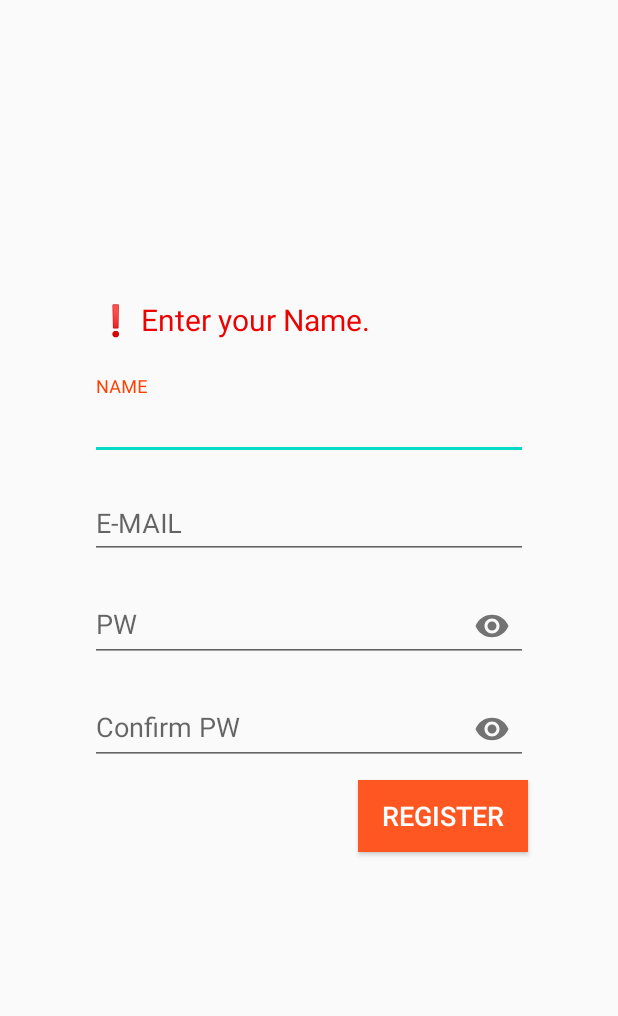
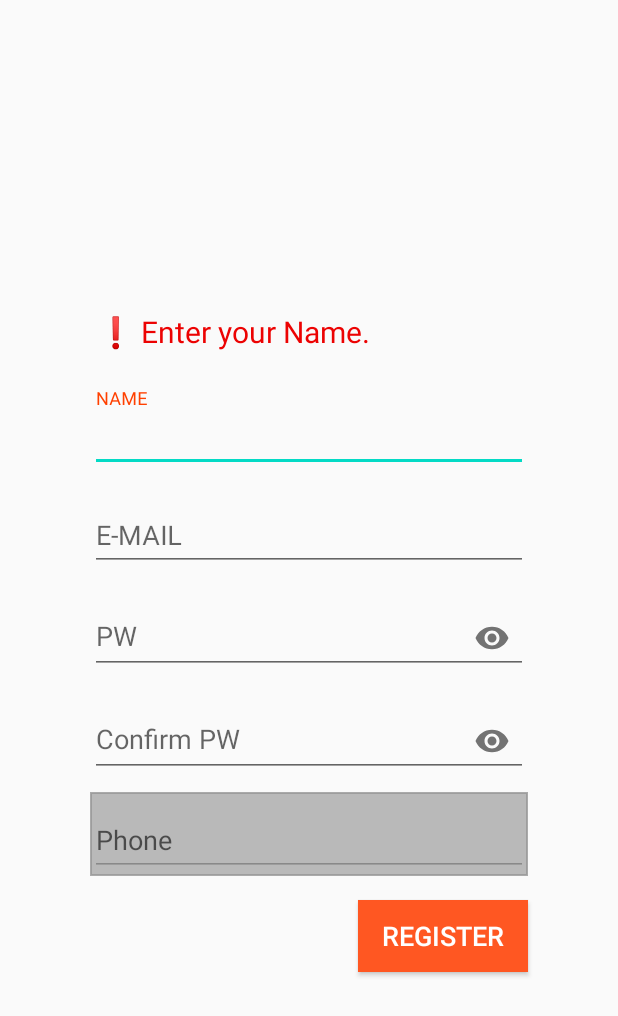
Before and after one commit to bapplusplus/bapplusplus, an Android app: the TestSignupActivity screen opened directly, with no data from a screen before it, after a tap on "REGISTER", on a phone screen of 412 x 824 dp. Shown: the top 1016 px of the screen. Run offline under Robolectric (Android 15) with nearby library versions, the phone set to English and light mode, and no system bars; our stand-ins replace Firebase (no records; nobody signed in at launch, a user with empty details on screens opened directly).

Commit message:
kmslab 201129 Login / Register minor update

```diff
--- a/app/src/main/java/com/example/bapplusplus/TestLoginActivity.kt
+++ b/app/src/main/java/com/example/bapplusplus/TestLoginActivity.kt
@@ -72,6 +72,8 @@
             tl_btn_login.text = ""
             tl_btn_login.isEnabled = false
             tl_btn_reg.isEnabled = false
+            tl_cb_remember.visibility = View.GONE
+            tl_btn_forgotpw.visibility = View.GONE
         }
 
         tl_container.setOnClickListener {
--- a/app/src/main/java/com/example/bapplusplus/TestSignupActivity.kt
+++ b/app/src/main/java/com/example/bapplusplus/TestSignupActivity.kt
@@ -32,6 +32,8 @@
     override fun onCreate(savedInstanceState: Bundle?) {
         super.onCreate(savedInstanceState)
         setContentView(R.layout.activity_test_signup)
+        tsu2_til_phone.isEnabled = false
+        tsu2_til_phone_edt.isEnabled = false
 
         var fbauth = FirebaseAuth.getInstance()
         var fbdb = FirebaseFirestore.getInstance()
--- /dev/null
+++ b/app/src/main/res/drawable/back_gray_rect_2.xml
@@ -0,0 +1,13 @@
+<?xml version="1.0" encoding="utf-8"?>
+<shape xmlns:android="http://schemas.android.com/apk/res/android" android:shape="rectangle" >
+    <corners
+        android:radius="0dp"
+        />
+    <solid
+        android:color="#A8989898"
+        />
+    <stroke
+        android:width="1dp"
+        android:color="#CD979797"
+        />
+</shape>
--- a/app/src/main/res/layout/activity_test_signup.xml
+++ b/app/src/main/res/layout/activity_test_signup.xml
@@ -1,4 +1,5 @@
 <?xml version="1.0" encoding="utf-8"?>
+
 <androidx.constraintlayout.widget.ConstraintLayout xmlns:android="http://schemas.android.com/apk/res/android"
     xmlns:app="http://schemas.android.com/apk/res-auto"
     xmlns:tools="http://schemas.android.com/tools"
@@ -6,6 +7,8 @@
     android:layout_width="match_parent"
     android:layout_height="match_parent"
     tools:context=".TestSignupActivity">
+
+
 
     <TextView
         android:id="@+id/tsu_tv_one"
@@ -17,6 +20,23 @@
         android:textSize="20sp"
         app:layout_constraintBottom_toTopOf="@+id/tsu_til_name"
         app:layout_constraintStart_toStartOf="@+id/tsu_til_pw1" />
+
+    <com.google.android.material.textfield.TextInputLayout
+        android:id="@+id/tsu2_til_phone"
+        android:layout_width="0dp"
+        android:layout_height="wrap_content"
+        android:layout_marginTop="10dp"
+        android:background="@drawable/back_gray_rect_2"
+        app:layout_constraintEnd_toEndOf="@+id/tsu_til_pw1"
+        app:layout_constraintStart_toStartOf="@+id/tsu_til_pw1"
+        app:layout_constraintTop_toBottomOf="@+id/tsu_til_pw2">
+
+        <com.google.android.material.textfield.TextInputEditText
+            android:id="@+id/tsu2_til_phone_edt"
+            android:layout_width="match_parent"
+            android:layout_height="wrap_content"
+            android:hint="Phone" />
+    </com.google.android.material.textfield.TextInputLayout>
 
     <com.google.android.material.textfield.TextInputLayout
         android:id="@+id/tsu_til_name"
@@ -62,7 +82,7 @@
         android:id="@+id/tsu_btn_reg"
         android:layout_width="wrap_content"
         android:layout_height="wrap_content"
-        android:layout_marginTop="10dp"
+        android:layout_marginTop="16dp"
         android:background="@drawable/fill_oragne_temp"
         android:paddingLeft="16dp"
         android:paddingRight="16dp"
@@ -70,19 +90,20 @@
         android:textColor="@color/colorWhite1"
         android:textSize="18sp"
         app:layout_constraintEnd_toEndOf="@+id/tsu_til_pw2"
-        app:layout_constraintTop_toBottomOf="@+id/tsu_til_pw2" />
+        app:layout_constraintTop_toBottomOf="@+id/tsu2_til_phone" />
 
     <com.google.android.material.textfield.TextInputLayout
         android:id="@+id/tsu_til_pw2"
         style="@style/EditTextStyle1"
         android:layout_width="0dp"
         android:layout_height="wrap_content"
-        android:layout_marginTop="10dp"
         android:theme="@style/EditTextStyle1"
         app:hintTextColor="@color/colorOrange1"
+        app:layout_constraintBottom_toBottomOf="parent"
         app:layout_constraintEnd_toEndOf="@+id/tsu_til_pw1"
         app:layout_constraintStart_toStartOf="@+id/tsu_til_pw1"
-        app:layout_constraintTop_toBottomOf="@+id/tsu_til_pw1"
+        app:layout_constraintTop_toTopOf="parent"
+        app:layout_constraintVertical_bias="0.6"
         app:passwordToggleEnabled="true">
 
         <com.google.android.material.textfield.TextInputEditText
@@ -101,12 +122,12 @@
         android:layout_height="wrap_content"
         android:layout_marginStart="60dp"
         android:layout_marginEnd="60dp"
+        android:layout_marginBottom="10dp"
         android:theme="@style/EditTextStyle1"
         app:hintTextColor="@color/colorOrange1"
-        app:layout_constraintBottom_toBottomOf="parent"
+        app:layout_constraintBottom_toTopOf="@+id/tsu_til_pw2"
         app:layout_constraintEnd_toEndOf="parent"
         app:layout_constraintStart_toStartOf="parent"
-        app:layout_constraintTop_toTopOf="parent"
         app:passwordToggleEnabled="true">
 
         <com.google.android.material.textfield.TextInputEditText
```
Also changed, not shown: app/src/main/AndroidManifest.xml (+5 -2 lines), app/src/main/res/layout/activity_main.xml (+15 -12 lines), app/src/main/res/layout/activity_test_login.xml (+35 -9 lines).
